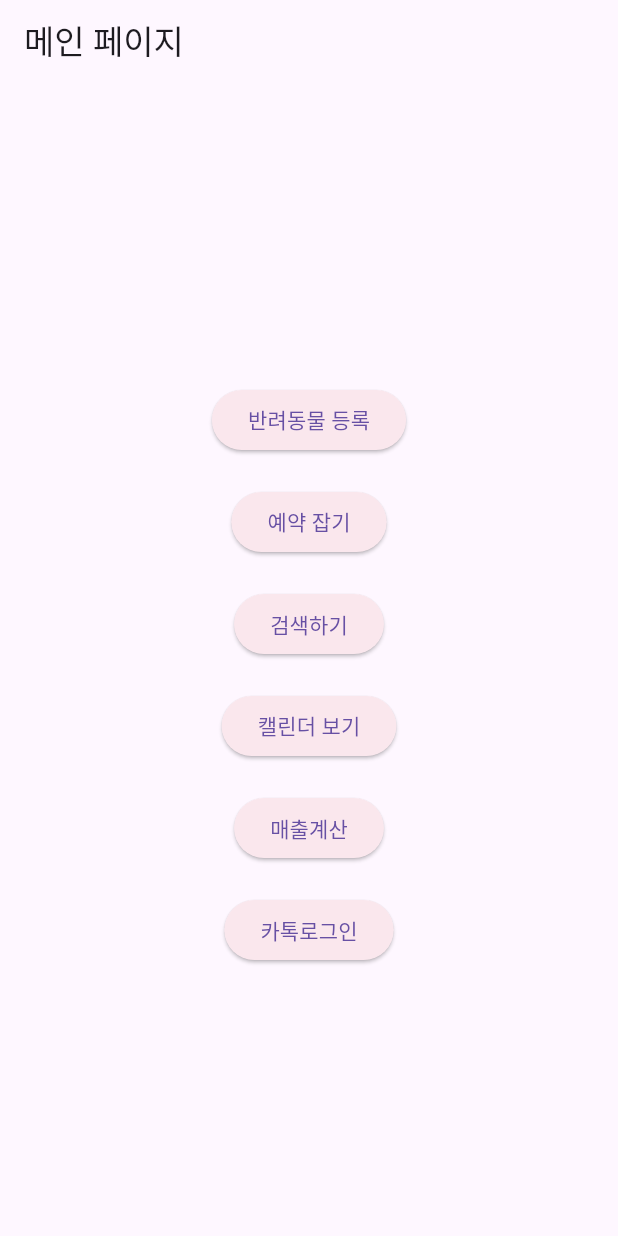
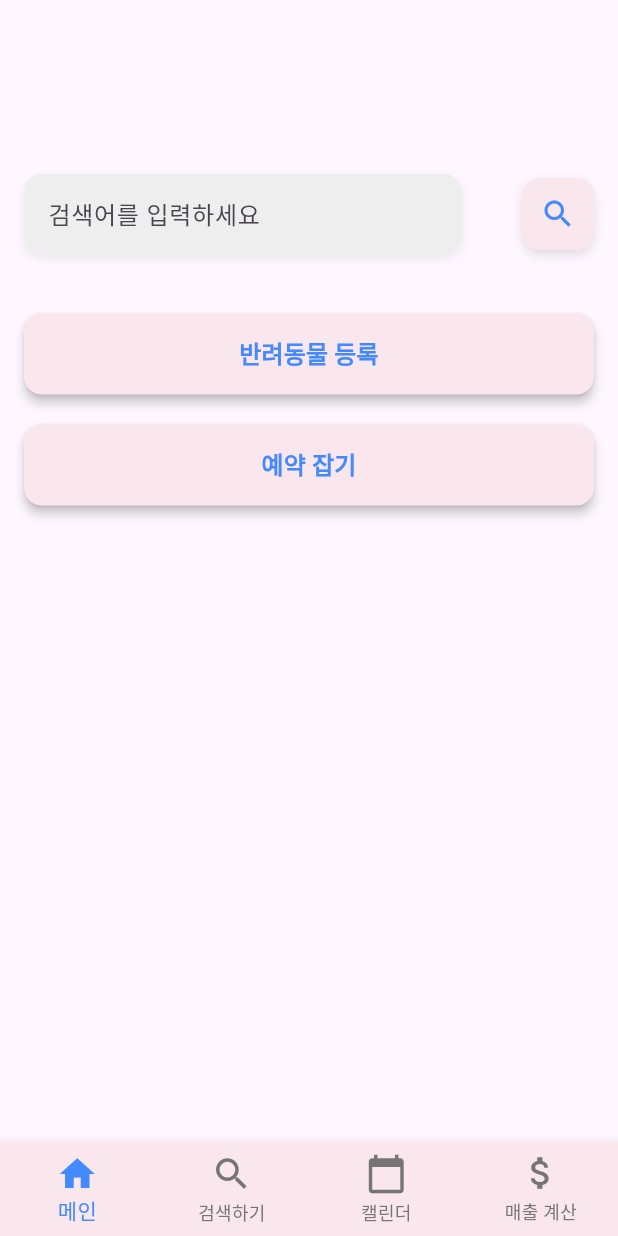
Before and after one commit to dodamdo/pet_app, a Flutter app: the MainPage screen opened directly, on a phone screen of 412 x 824 dp. Run offline on Flutter 3.47's test engine with Material 3 defaults, Android fonts, the phone set to English and light mode, and no system bars; our stand-ins replace image_picker, shared_preferences, table_calendar; missing offline and left inert: kakao_flutter_sdk, kakao_flutter_sdk_common, kakao_flutter_sdk_user; accounts and stored records are empty.

Commit message:
네비게이션바 생성 및 검색추가

```diff
--- a/lib/main_page.dart
+++ b/lib/main_page.dart
@@ -3,111 +3,199 @@ import 'package:shared_preferences/shared_preferences.dart';
 import 'pet_search.dart';
 import 'calendar_page.dart';
 import 'sales_calculation_page.dart';
-import 'kakao_login.dart';
 import 'reser_main.dart';
 import 'pet_add.dart';
 
-class MainPage extends StatelessWidget {
+class MainPage extends StatefulWidget {
+  @override
+  _MainPageState createState() => _MainPageState();
+}
+
+class _MainPageState extends State<MainPage> {
+  int _selectedIndex = 0;
+
+  final List<Widget> _pages = [
+    MainContent(),
+    PetSearchPage(),
+    CalendarPage(),
+    SalesCalculationPage(),
+  ];
+
+  void _onItemTapped(int index) {
+    setState(() {
+      _selectedIndex = index;
+    });
+  }
+
   @override
   Widget build(BuildContext context) {
     return Scaffold(
-      appBar: AppBar(
-        title: Text('메인 페이지'),
+      body: _pages[_selectedIndex],
+      bottomNavigationBar: BottomNavigationBar(
+        currentIndex: _selectedIndex,
+        onTap: _onItemTapped,
+        backgroundColor: Color(0xFFFAE7ED),
+        selectedItemColor: Colors.blueAccent,
+        unselectedItemColor: Colors.grey[600],
+        type: BottomNavigationBarType.fixed,
+        elevation: 8,
+        iconSize: 28,
+        selectedFontSize: 14,
+        unselectedFontSize: 12,
+        items: const [
+          BottomNavigationBarItem(
+            icon: Icon(Icons.home),
+            label: '메인',
+            backgroundColor: Colors.white,
           ),
-      body: Center(
-        child: FutureBuilder(
+          BottomNavigationBarItem(
+            icon: Icon(Icons.search),
+            label: '검색하기',
+            backgroundColor: Colors.white,
+          ),
+          BottomNavigationBarItem(
+            icon: Icon(Icons.calendar_today),
+            label: '캘린더',
+            backgroundColor: Colors.white,
+          ),
+          BottomNavigationBarItem(
+            icon: Icon(Icons.attach_money),
+            label: '매출 계산',
+            backgroundColor: Colors.white,
+          ),
+        ],
+      ),
+    );
+  }
+
+}
+
+class MainContent extends StatelessWidget {
+  final TextEditingController _searchController = TextEditingController();
+
+  @override
+  Widget build(BuildContext context) {
+    return FutureBuilder(
       future: SharedPreferences.getInstance(),
       builder: (context, snapshot) {
         if (snapshot.connectionState == ConnectionState.waiting) {
-              return CircularProgressIndicator();
+          return Center(child: CircularProgressIndicator());
         }
-            final prefs = snapshot.data as SharedPreferences;
-            final token = prefs.getString('token') ?? '토큰 없음';
-            return Column(
-              mainAxisAlignment: MainAxisAlignment.center,
+
+        return Padding(
+          padding: const EdgeInsets.all(16.0),
+          child: Column(
+            crossAxisAlignment: CrossAxisAlignment.stretch,
             children: [
-                SizedBox(height: 20),
-                ElevatedButton(
+              SizedBox(height: 100),
+              Row(
+                children: [
+                  Expanded(
+                    child: Container(
+                      decoration: BoxDecoration(
+                        color: Colors.grey[200],
+                        borderRadius: BorderRadius.circular(12),
+                        boxShadow: [
+                          BoxShadow(
+                            color: Colors.grey.withOpacity(0.2),
+                            blurRadius: 5,
+                            offset: Offset(0, 3),
+                          ),
+                        ],
+                      ),
+                      child: TextField(
+                        controller: _searchController,
+                        decoration: InputDecoration(
+                          hintText: '검색어를 입력하세요',
+                          border: InputBorder.none,
+                          contentPadding: EdgeInsets.symmetric(horizontal: 16, vertical: 14),
+                        ),
+                      ),
+                    ),
+                  ),
+                  SizedBox(width: 40),
+                  GestureDetector(
+                    onTap: () {
+                      final searchQuery = _searchController.text;
+                      if (searchQuery.isNotEmpty) {
+                        Navigator.push(
+                          context,
+                          MaterialPageRoute(
+                            builder: (context) => PetSearchPage(),
+                            settings: RouteSettings(arguments: searchQuery),
+                          ),
+                        );
+                      } else {
+                        ScaffoldMessenger.of(context).showSnackBar(
+                          SnackBar(content: Text('검색어를 입력해주세요.')),
+                        );
+                      }
+                    },
+                    child: Container(
+                      padding: EdgeInsets.all(12),
+                      decoration: BoxDecoration(
+                        color: Color(0xFFFAE7ED),
+                        borderRadius: BorderRadius.circular(12),
+                        boxShadow: [
+                          BoxShadow(
+                            color: Colors.grey.withOpacity(0.3),
+                            blurRadius: 5,
+                            offset: Offset(0, 3),
+                          ),
+                        ],
+                      ),
+                      child: Icon(Icons.search, color: Colors.blueAccent),
+                    ),
+                  ),
+                ],
+              ),
+              SizedBox(height: 30),
+
+              // 각 버튼들
+              CustomButton(
+                text: '반려동물 등록',
+                onPressed: () {
+                  Navigator.push(context, MaterialPageRoute(builder: (context) => PetAddPage()));
+                },
+              ),
+              CustomButton(
+                text: '예약 잡기',
+                onPressed: () {
+                  Navigator.push(context, MaterialPageRoute(builder: (context) => ReserMain()));
+                },
+              ),
+            ],
+          ),
+        );
+      },
+    );
+  }
+}
+
+// 커스텀 버튼 위젯
+class CustomButton extends StatelessWidget {
+  final String text;
+  final VoidCallback onPressed;
+
+  const CustomButton({required this.text, required this.onPressed});
+
+  @override
+  Widget build(BuildContext context) {
+    return Padding(
+      padding: const EdgeInsets.symmetric(vertical: 10),
+      child: ElevatedButton(
         style: ElevatedButton.styleFrom(
           backgroundColor: Color(0xFFFAE7ED),
+          padding: EdgeInsets.symmetric(vertical: 15),
+          shape: RoundedRectangleBorder(
+            borderRadius: BorderRadius.circular(12),
           ),
-                  onPressed: () {
-                    Navigator.push(
-                      context,
-                      MaterialPageRoute(builder: (context) => PetAddPage()),
-                    );
-                  },
-                  child: Text('반려동물 등록'),
+          elevation: 3,
         ),
-                // 예약 잡기 버튼 추가
-                SizedBox(height: 20),
-                ElevatedButton(
-                  style: ElevatedButton.styleFrom(
-                    backgroundColor: Color(0xFFFAE7ED),
-                  ),
-                  onPressed: () {
-                    Navigator.push(
-                      context,
-                      MaterialPageRoute(builder: (context) => ReserMain()),
-                    );
-                  },
-                  child: Text('예약 잡기'),
-                ),
-                SizedBox(height: 20),
-                ElevatedButton(
-                  style: ElevatedButton.styleFrom(
-                    backgroundColor: Color(0xFFFAE7ED), // 버튼 배경색
-                  ),
-                  onPressed: () {
-                    Navigator.push(
-                      context,
-                      MaterialPageRoute(builder: (context) => PetSearchPage()),
-                    );
-                  },
-                  child: Text('검색하기'),
-                ),
-                SizedBox(height: 20),
-                ElevatedButton(
-                  style: ElevatedButton.styleFrom(
-                    backgroundColor: Color(0xFFFAE7ED),
-                  ),
-                  onPressed: () {
-                    Navigator.push(
-                      context,
-                      MaterialPageRoute(builder: (context) => CalendarPage()),
-                    );
-                  },
-                  child: Text('캘린더 보기'),
-                ),
-                SizedBox(height: 20),
-                ElevatedButton(
-                  style: ElevatedButton.styleFrom(
-                    backgroundColor: Color(0xFFFAE7ED),
-                  ),
-                  onPressed: () {
-                    Navigator.push(
-                      context,
-                      MaterialPageRoute(builder: (context) => SalesCalculationPage()),
-                    );
-                  },
-                  child: Text('매출계산'),
-                ),
-                SizedBox(height: 20),
-                ElevatedButton(
-                  style: ElevatedButton.styleFrom(
-                    backgroundColor: Color(0xFFFAE7ED),
-                  ),
-                  onPressed: () {
-                    Navigator.push(
-                      context,
-                      MaterialPageRoute(builder: (context) => KakaoLogin()),
-                    );
-                  },
-                  child: Text('카톡로그인'),
-                ),
-              ],
-            );
-          },
+        onPressed: onPressed,
+        child: Text(
+          text,
+          style: TextStyle(color: Colors.blueAccent, fontSize: 16, fontWeight: FontWeight.bold),
         ),
       ),
     );
```
Also changed, not shown: lib/pet_search.dart (+34 -10 lines). Lines whose indentation alone changed are shown as unchanged.
